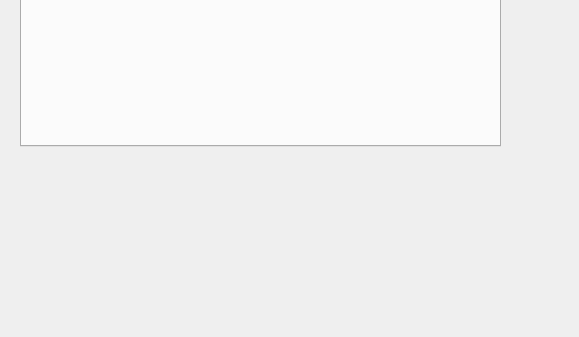
Above: l674_lock_ui/channel_settings.ui from OxfordIonTrapGroup/stabilizer-ui before the change; both pictures show x 0 to 579 and y 374 to 711 of the 579 by 711 pixel window. Below: the same form after it.
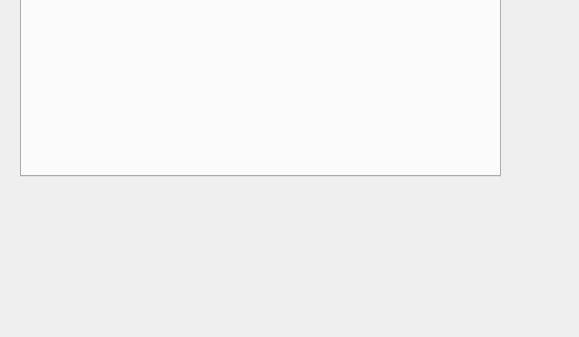
That is the form after the change.

```diff
--- a/l674_lock_ui/channel_settings.ui
+++ b/l674_lock_ui/channel_settings.ui
@@ -55,7 +55,7 @@
      <x>20</x>
      <y>70</y>
      <width>481</width>
-     <height>451</height>
+     <height>481</height>
     </rect>
    </property>
    <property name="currentIndex">
```
